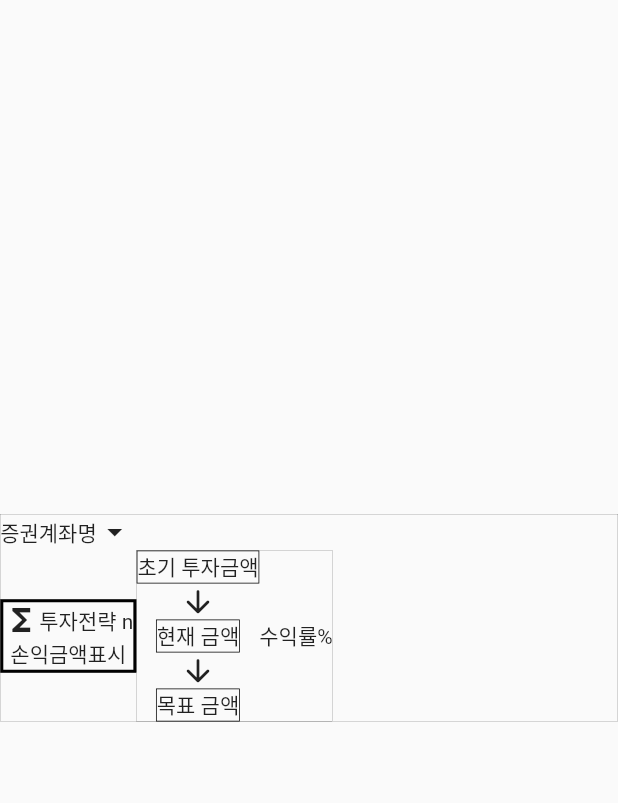
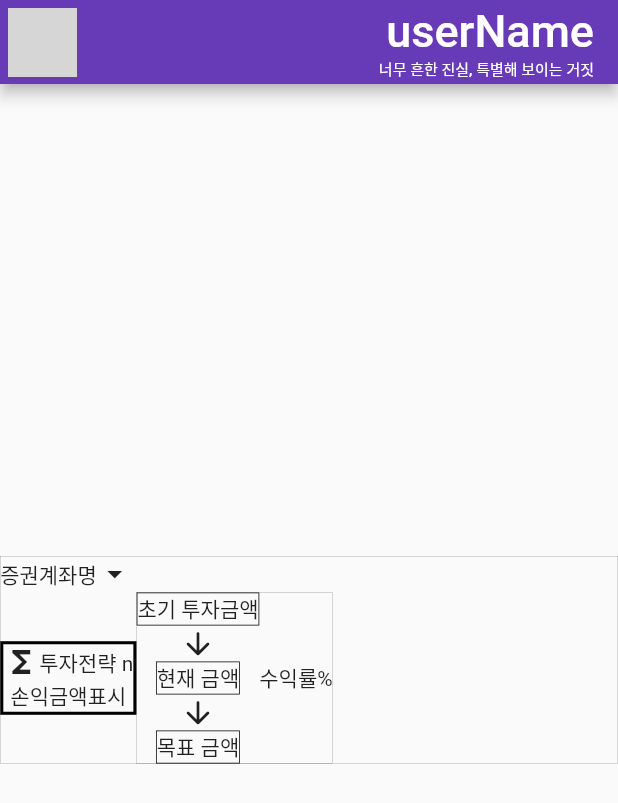
Before and after one commit to Kim-Hyeon-Jun/stock_calculation, a Flutter app: the screen it shows after launch, on a phone screen of 412 x 824 dp. Shown: the top 803 px of the screen. Run offline on Flutter 3.47's test engine with Material 2 defaults, Android fonts, the phone set to English and light mode, and no system bars; network calls fail; grey boxes are pictures that could not be loaded.

Commit message:
mainPage.appBar style

```diff
--- a/lib/main.dart
+++ b/lib/main.dart
@@ -8,12 +8,7 @@ class MyApp extends StatelessWidget {
   // This widget is the root of your application.
   @override
   Widget build(BuildContext context) {
-    return MaterialApp(
-      title: 'Flutter Demo',
-      theme: ThemeData(
-        primarySwatch: Colors.blue,
-        visualDensity: VisualDensity.adaptivePlatformDensity,
-      ),
+    return new MaterialApp(
       home: Main(),
     );
   }
@@ -102,11 +97,36 @@ class _MainState extends State<Main> {
    ),
  );
 
+var userImageurl = 'https://blog.kakaocdn.net/dn/bhk3Sg/btquM9BVthu/1Par8gNR9w6UB96dEQ7k70/img.png';
 
 
   @override
   Widget build(BuildContext context) {
     return Scaffold(
+      appBar: AppBar(
+        backgroundColor: Colors.deepPurple,
+        leading: Container(
+          margin: const EdgeInsets.all(5),
+         decoration: BoxDecoration(
+           shape: BoxShape.circle,
+           image: DecorationImage(
+             image: NetworkImage(userImageurl)
+           )
+         ),
+        ),
+        title: Container(
+          child: Align(
+            alignment: Alignment.centerRight,
+            child: Column(
+              crossAxisAlignment: CrossAxisAlignment.end,
+              children: [
+                Text('userName', style: TextStyle(fontSize: 30) ),
+                Text('너무 흔한 진실, 특별해 보이는 거짓', style: TextStyle(fontSize: 10) )
+              ],
+            ),
+          ),
+        )
+      ),
       body: Center(
         child: Column(
           // A1 A2 A3
```
